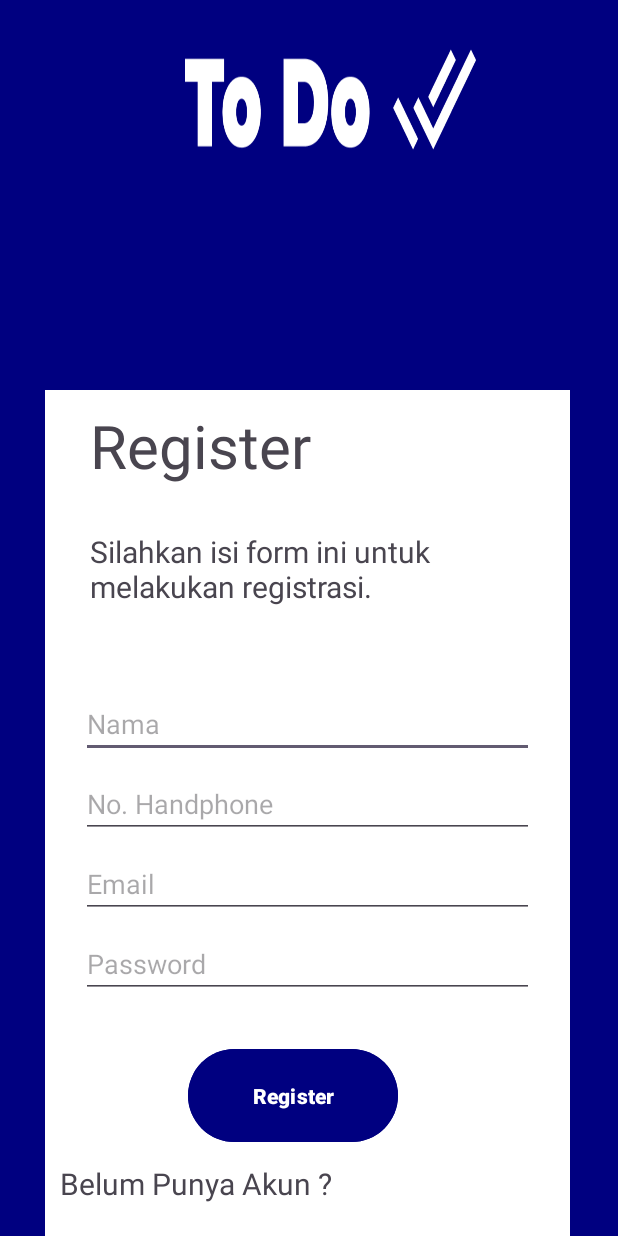
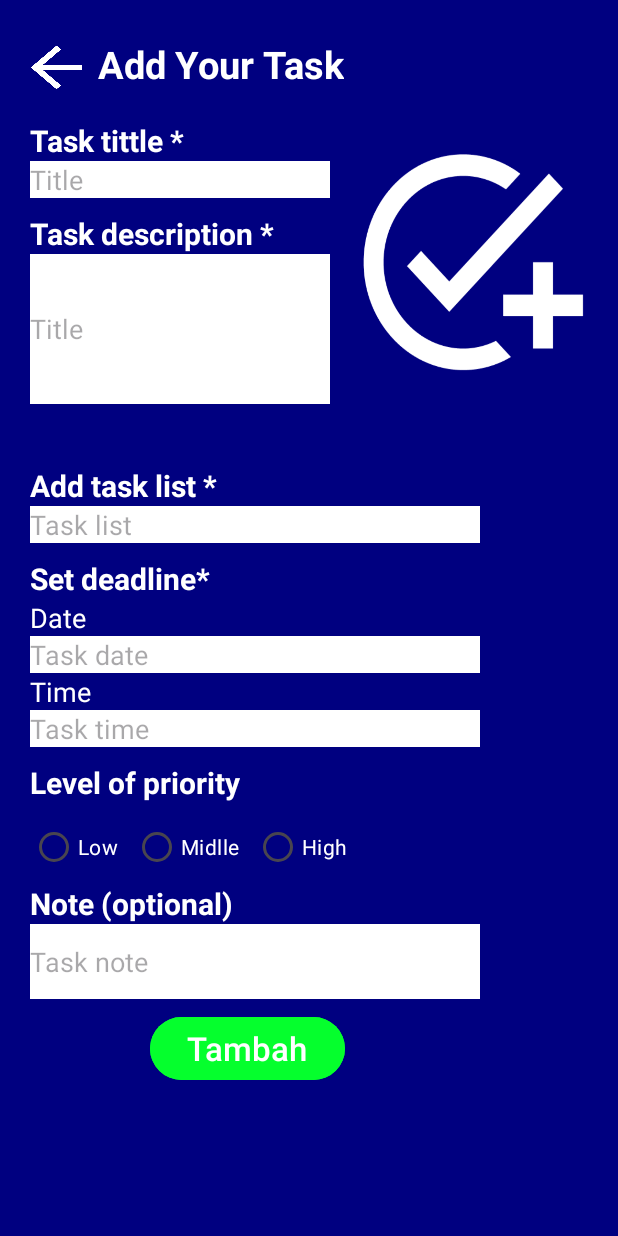
Before and after one commit to J3D118104/TDL, an Android app: the Tambahtugas screen opened directly, with no data from a screen before it, on a phone screen of 412 x 824 dp. Run offline under Robolectric (Android 15) with nearby library versions, the phone set to English and light mode, and no system bars.

Commit message:
tampilan ditambah

```diff
--- a/app/src/main/res/layout/activity_register.xml
+++ b/app/src/main/res/layout/activity_register.xml
@@ -4,7 +4,7 @@
     xmlns:tools="http://schemas.android.com/tools"
     android:layout_width="match_parent"
     android:layout_height="match_parent"
-    tools:context=".login"
+    tools:context=".register"
     android:background="#000080"
     >
     <ImageView
@@ -47,10 +47,10 @@
             android:layout_marginTop="25dp"
             android:layout_marginEnd="24dp"
             android:hint="@string/nama"
-            android:inputType="textEmailAddress" />
+            android:inputType="textPersonName" />
 
         <EditText
-            android:id="@+id/password"
+            android:id="@+id/nohp"
             android:layout_width="match_parent"
             android:layout_height="wrap_content"
             android:layout_marginStart="24dp"
@@ -59,7 +59,7 @@
             android:hint="@string/nohp"
             android:imeActionLabel="@string/action_sign_in_short"
             android:imeOptions="actionDone"
-            android:inputType="textPassword"
+            android:inputType="textPhonetic"
             />
         <EditText
             android:id="@+id/username"
--- a/app/src/main/res/layout/activity_tambahtugas.xml
+++ b/app/src/main/res/layout/activity_tambahtugas.xml
@@ -4,106 +4,194 @@
     xmlns:tools="http://schemas.android.com/tools"
     android:layout_width="match_parent"
     android:layout_height="match_parent"
-    tools:context=".login"
+    tools:context=".Tambahtugas"
     android:background="#000080"
     >
-    <ImageView
-        android:layout_width="200dp"
-        android:layout_height="80dp"
-        android:layout_marginTop="30dp"
-        android:layout_marginLeft="120dp"
-        android:id="@+id/logo1"
-        android:background="@drawable/logo1"
-        />
     <LinearLayout
-        android:layout_width="350dp"
+        android:layout_width="wrap_content"
+        android:layout_height="wrap_content"
+        android:orientation="horizontal"
+        android:id="@+id/lnback">
+        <ImageView
+            android:id="@+id/back1"
+            android:layout_width="35dp"
+            android:layout_height="30dp"
+            android:layout_marginLeft="20dp"
+            android:layout_marginTop="30dp"
+            android:background="@drawable/back" />
+        <TextView
+            android:layout_width="match_parent"
+            android:layout_height="match_parent"
+            android:text="Add Your Task"
+            android:textStyle="bold"
+            android:textColor="@color/white"
+            android:textSize="25dp"
+            android:layout_marginTop="25dp"
+            android:layout_marginLeft="10dp"
+            />
+    </LinearLayout>
+    <LinearLayout
+        android:layout_width="match_parent"
+        android:layout_height="wrap_content"
+        android:orientation="horizontal"
+        android:id="@+id/lnt1"
+        android:layout_below="@+id/lnback"
+        android:layout_margin="20dp"
+        >
+        <LinearLayout
+            android:layout_width="wrap_content"
+            android:layout_height="match_parent"
+            android:orientation="vertical"
+            >
+            <TextView
+                android:layout_width="wrap_content"
+                android:layout_height="wrap_content"
+                android:textSize="20dp"
+                android:text="Task tittle *"
+                android:textStyle="bold"
+                android:textColor="@color/white"/>
+            <EditText
+                android:id="@+id/title_task"
+                android:layout_width="200dp"
+                android:layout_height="wrap_content"
+                android:hint="Title"
+                android:inputType="text"
+                android:background="@color/white"/>
+            <TextView
+                android:layout_width="wrap_content"
+                android:layout_height="wrap_content"
+                android:layout_marginTop="10dp"
+                android:textSize="20dp"
+                android:textStyle="bold"
+                android:text="Task description *"
+                android:textColor="@color/white"/>
+            <EditText
+                android:id="@+id/task_description"
+                android:layout_width="200dp"
+                android:layout_height="100dp"
+                android:hint="Title"
+                android:inputType="text"
+                android:background="@color/white"/>
+        </LinearLayout>
+        <ImageView
+            android:layout_width="150dp"
+            android:layout_height="150dp"
+            android:layout_margin="20dp"
+            android:background="@drawable/logo2"/>
+    </LinearLayout>
+    <LinearLayout
+        android:layout_width="match_parent"
         android:layout_height="match_parent"
         android:orientation="vertical"
-        android:id="@+id/mainllogin"
-        android:layout_below="@+id/logo1"
-        android:layout_marginTop="150dp"
-        android:background="@color/white"
-        android:layout_marginLeft="30dp"
+        android:id="@+id/lnt2"
+        android:layout_below="@+id/lnt1"
+        android:layout_margin="20dp"
         >
+        <TextView
+            android:layout_width="wrap_content"
+            android:layout_height="wrap_content"
+            android:textSize="20dp"
+            android:text="Add task list *"
+            android:textStyle="bold"
+            android:textColor="@color/white"/>
+        <EditText
+            android:id="@+id/task_list"
+            android:layout_width="300dp"
+            android:layout_height="wrap_content"
+            android:hint="Task list"
+            android:inputType="text"
+            android:background="@color/white"/>
+        <TextView
+            android:layout_width="wrap_content"
+            android:layout_height="wrap_content"
+            android:textSize="20dp"
+            android:text="Set deadline*"
+            android:layout_marginTop="10dp"
+            android:textStyle="bold"
+            android:textColor="@color/white"/>
+        <TextView
+            android:layout_width="wrap_content"
+            android:layout_height="wrap_content"
+            android:textSize="18dp"
+            android:text="Date"
+            android:textColor="@color/white"/>
+        <EditText
+            android:id="@+id/task_date"
+            android:layout_width="300dp"
+            android:layout_height="wrap_content"
+            android:hint="Task date"
+            android:inputType="date"
+            android:background="@color/white"/>
+        <TextView
+            android:layout_width="wrap_content"
+            android:layout_height="wrap_content"
+            android:textSize="18dp"
+            android:text="Time"
+            android:textColor="@color/white"/>
+        <EditText
+            android:id="@+id/task_Time"
+            android:layout_width="300dp"
+            android:layout_height="wrap_content"
+            android:hint="Task time"
+            android:inputType="time"
+            android:background="@color/white"/>
+        <TextView
+            android:layout_width="wrap_content"
+            android:layout_height="wrap_content"
+            android:textSize="20dp"
+            android:text="Level of priority"
+            android:layout_marginTop="10dp"
+            android:textStyle="bold"
+            android:textColor="@color/white"/>
 
+        <LinearLayout
+            android:layout_width="wrap_content"
+            android:layout_height="wrap_content"
+            android:orientation="horizontal"
+            android:layout_marginTop="5dp">
+            <RadioButton
+                android:id="@+id/radioButton1"
+                android:textColor="@color/white"
+                android:layout_width="match_parent"
+                android:layout_height="wrap_content"
+                android:text="Low" />
+            <RadioButton
+                android:id="@+id/radioButton2"
+                android:layout_width="match_parent"
+                android:layout_height="wrap_content"
+                android:layout_marginLeft="10dp"
+                android:text="Midlle"
+                android:textColor="@color/white"/>
+            <RadioButton
+                android:id="@+id/radioButton3"
+                android:layout_width="match_parent"
+                android:layout_height="wrap_content"
+                android:layout_marginLeft="10dp"
+                android:text="High"
+                android:textColor="@color/white"/>
+
+        </LinearLayout>
         <TextView
-            android:layout_width="match_parent"
+            android:layout_width="wrap_content"
             android:layout_height="wrap_content"
-            android:layout_marginLeft="30dp"
-            android:layout_marginTop="10dp"
-            android:text="Register"
-            android:textSize="40dp" />
-        <TextView
-            android:layout_width="match_parent"
-            android:layout_height="wrap_content"
-            android:text="Silahkan isi form ini untuk melakukan registrasi."
             android:textSize="20dp"
-            android:layout_margin="30dp"/>
+            android:text="Note (optional)"
+            android:textStyle="bold"
+            android:textColor="@color/white"/>
         <EditText
-            android:id="@+id/nama"
-            android:layout_width="match_parent"
-            android:layout_height="wrap_content"
-            android:layout_marginStart="24dp"
-            android:layout_marginTop="25dp"
-            android:layout_marginEnd="24dp"
-            android:hint="@string/nama"
-            android:inputType="textEmailAddress" />
-
-        <EditText
-            android:id="@+id/password"
-            android:layout_width="match_parent"
-            android:layout_height="wrap_content"
-            android:layout_marginStart="24dp"
+            android:id="@+id/task_note"
+            android:layout_width="300dp"
+            android:layout_height="50dp"
+            android:hint="Task note"
+            android:inputType="text"
+            android:background="@color/white"/>
+        <Button
+            android:layout_width="130dp"
+            android:layout_height="50dp"
             android:layout_marginTop="8dp"
-            android:layout_marginEnd="24dp"
-            android:hint="@string/nohp"
-            android:imeActionLabel="@string/action_sign_in_short"
-            android:imeOptions="actionDone"
-            android:inputType="textPassword"
-            />
-        <EditText
-            android:id="@+id/username"
-            android:layout_width="match_parent"
-            android:layout_height="wrap_content"
-            android:layout_marginStart="24dp"
-            android:layout_marginTop="8dp"
-            android:layout_marginEnd="24dp"
-            android:hint="@string/prompt_email"
-            android:inputType="textEmailAddress" />
-
-        <EditText
-            android:id="@+id/password"
-            android:layout_width="match_parent"
-            android:layout_height="wrap_content"
-            android:layout_marginStart="24dp"
-            android:layout_marginTop="8dp"
-            android:layout_marginEnd="24dp"
-            android:hint="@string/prompt_password"
-            android:imeActionLabel="@string/action_sign_in_short"
-            android:imeOptions="actionDone"
-            android:inputType="textPassword"
-            />
-
-        <Button
-            android:layout_width="140dp"
-            android:layout_height="70dp"
-            android:text="Register"
-            android:textStyle="bold"
-            android:backgroundTint="#000080"
-            android:id="@+id/register"
-            android:layout_marginTop="30dp"
-            android:layout_marginLeft="95dp"
-            />
-        <TextView
-            android:layout_width="match_parent"
-            android:layout_height="wrap_content"
-            android:text="Belum Punya Akun ? "
-            android:textSize="20dp"
-            android:layout_margin="10dp"/>
-
-
-
+            android:layout_marginLeft="80dp"
+            android:text="Tambah"
+            android:textSize="22dp"
+            android:backgroundTint="#05FF2D"/>
     </LinearLayout>
-
-
 </RelativeLayout>
```
